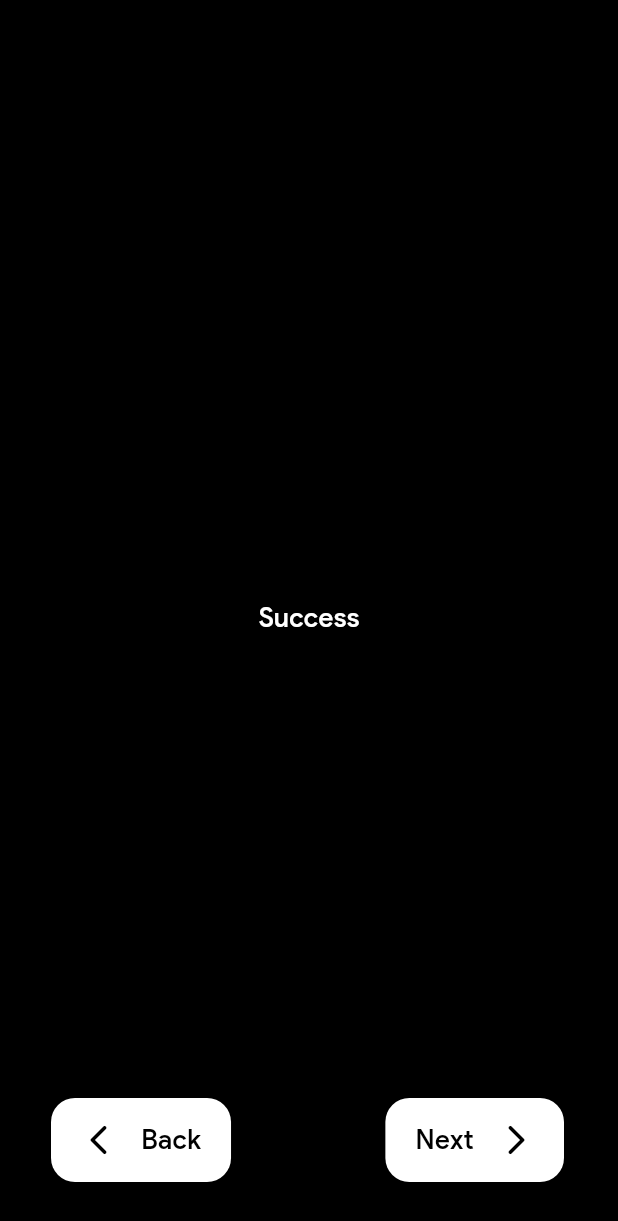
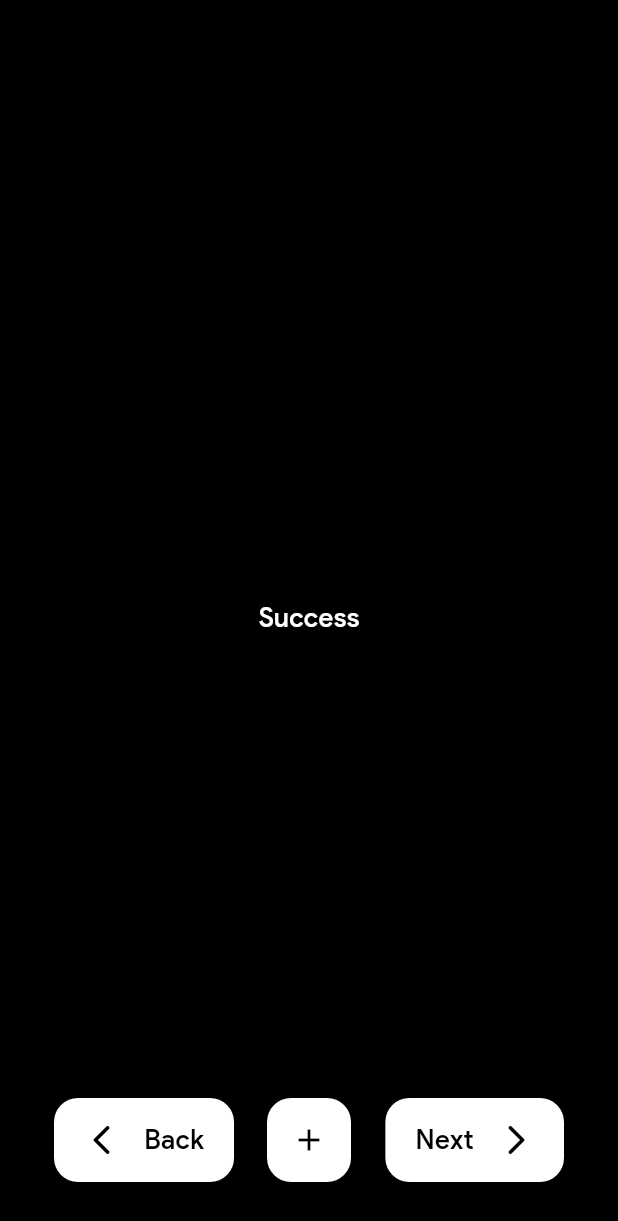
Before and after one commit to jydv402/Gmail-autolabel-frontend, a Flutter app: the SliderPage screen opened by its route, after a tap on "Back", on a phone screen of 412 x 824 dp. Shown: the top 1221 px of the screen. Run offline on Flutter 3.47's test engine with Material 3 defaults, Android fonts, the light colour scheme and no system bars; our stand-ins replace animated_text_kit, loading_animation_widget.

Commit message:
minor adjustments

```diff
--- a/lib/details.dart
+++ b/lib/details.dart
@@ -40,7 +40,17 @@ class _DetailsPageState extends State<DetailsPage> {
           ),
           Positioned(
             bottom: 20.0,
-            left: 50,
+            right: (MediaQuery.of(context).size.width / 2) - 44,
+            child: FloatingActionButton(
+              onPressed: () {
+                // Add your onPressed code here
+              },
+              child: const Icon(Icons.add, color: Colors.black),
+            ),
+          ),
+          Positioned(
+            bottom: 20.0,
+            left: 52,
             child: FloatingActionButton.extended(
               onPressed: () {
                 Navigator.pushNamed(context, '/');
--- a/lib/result.dart
+++ b/lib/result.dart
@@ -19,7 +19,7 @@ class _ResultPageState extends State<ResultPage> {
         children: [
           Positioned(
             bottom: 20.0,
-            left: 50,
+            left: 52,
             child: FloatingActionButton.extended(
               onPressed: () {
                 Navigator.pushNamed(context, '/');
--- a/lib/slider.dart
+++ b/lib/slider.dart
@@ -94,7 +94,7 @@ class _SliderPageState extends State<SliderPage> {
           ),
           Positioned(
             bottom: 20.0,
-            left: 50,
+            left: 52,
             child: FloatingActionButton.extended(
               onPressed: () {
                 Navigator.pushNamed(context, '/details');
```
